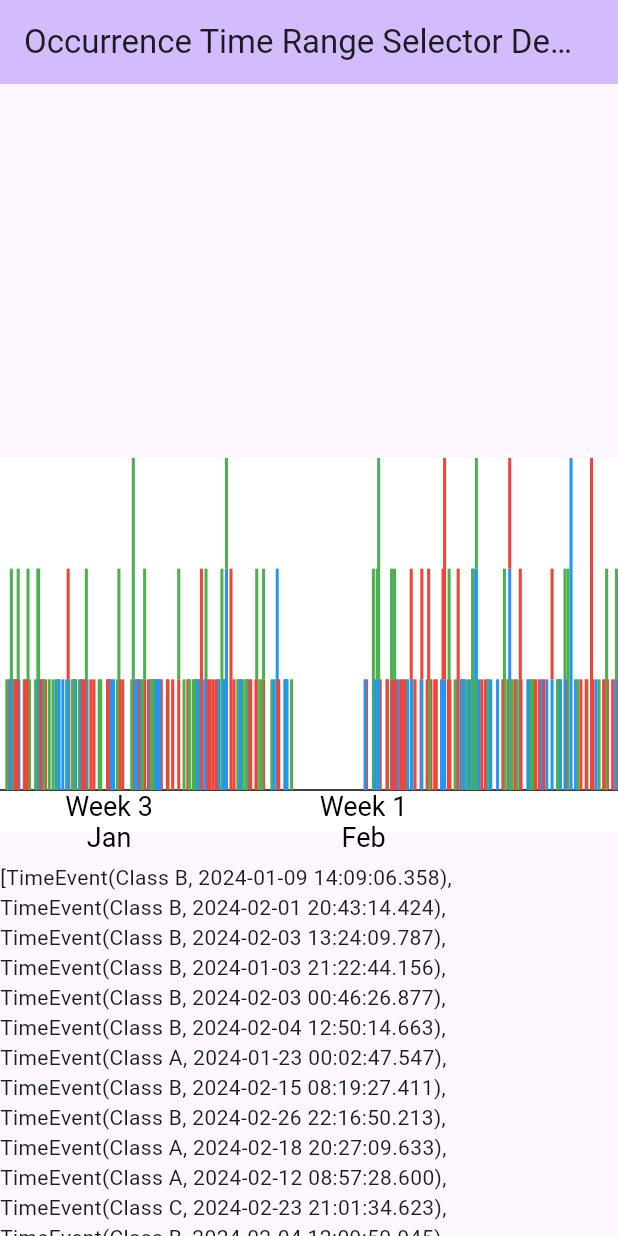
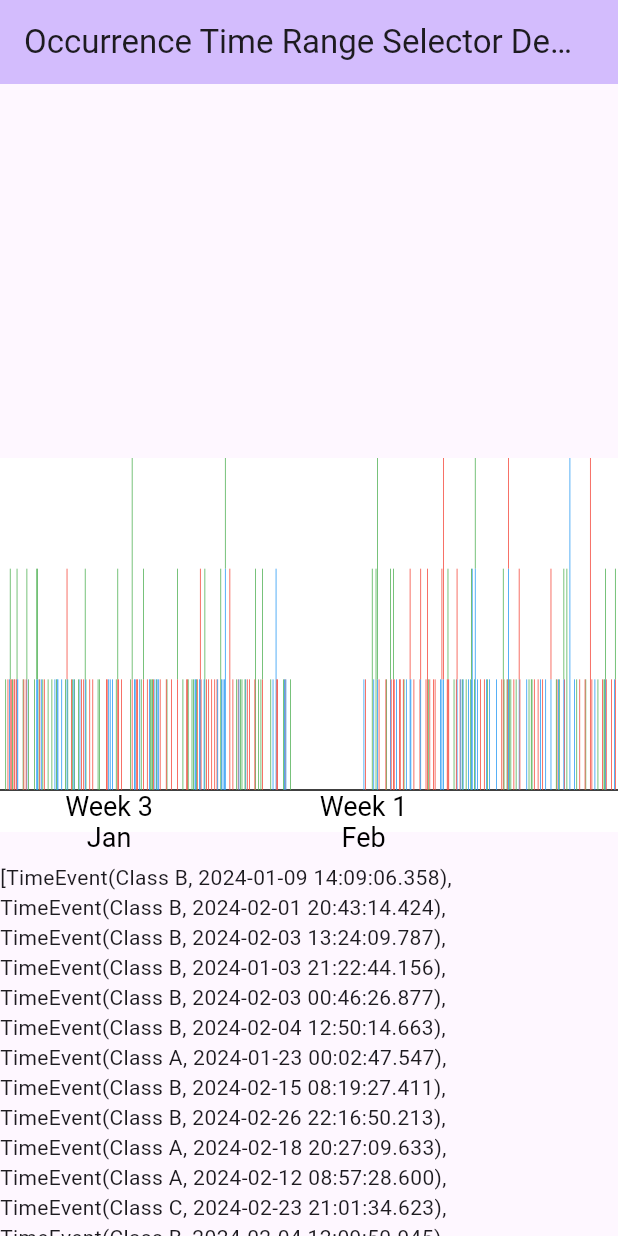
Before and after one commit to odd-io/flutter_occurrence_time_range_selector, a Flutter app: the screen it shows after launch, on a phone screen of 412 x 824 dp. Run offline on Flutter 3.47's test engine with Material 3 defaults, Android fonts, the phone set to English and light mode, and no system bars; our stand-ins replace equatable.

```diff
--- a/lib/src/time_range_selector.dart
+++ b/lib/src/time_range_selector.dart
@@ -3,6 +3,7 @@ import 'package:flutter/material.dart';
 import 'package:intl/intl.dart' as intl;
 import 'dart:math' as math;
 
+import 'grouped_event.dart';
 import 'label_info.dart';
 import 'tag_style.dart';
 import 'time_event.dart';
@@ -34,11 +35,13 @@ class TimeRangeSelector extends StatefulWidget {
 }
 
 class TimeRangeSelectorState extends State<TimeRangeSelector> {
+  late DateTime _currentEndDate;
+  Duration _currentGroupingInterval = Duration.zero;
   late DateTime _currentStartDate;
-  late DateTime _currentEndDate;
-  late double _zoomFactor; // minutes per pixel
+  Map<DateTime, List<GroupedEvent>> _groupedEvents = {};
   final List<LabelInfo> _visibleLabels = [];
   late double _widgetWidth;
+  late double _zoomFactor; // minutes per pixel
 
   @override
   void initState() {
@@ -46,7 +49,7 @@ class TimeRangeSelectorState extends State<TimeRangeSelector> {
     _currentStartDate = widget.startDate;
     _currentEndDate = widget.endDate;
     _zoomFactor = _calculateInitialZoomFactor();
-    _generateLabels();
+    _updateGroupedEvents();
   }
 
   double _calculateInitialZoomFactor() {
@@ -93,20 +96,6 @@ class TimeRangeSelectorState extends State<TimeRangeSelector> {
             interval.inMilliseconds);
   }
 
-  Duration _getLabelInterval() {
-    if (_zoomFactor < 60) {
-      return Duration(hours: math.max(1, (_zoomFactor / 15).ceil()));
-    } else if (_zoomFactor < 1440) {
-      return Duration(days: math.max(1, (_zoomFactor / 360).ceil()));
-    } else if (_zoomFactor < 10080) {
-      return Duration(days: 7 * math.max(1, (_zoomFactor / 2520).ceil()));
-    } else if (_zoomFactor < 43200) {
-      return Duration(days: 30 * math.max(1, (_zoomFactor / 10800).ceil()));
-    } else {
-      return Duration(days: 365 * math.max(1, (_zoomFactor / 129600).ceil()));
-    }
-  }
-
   String _formatLabel(DateTime date) {
     final interval = _calculateDynamicLabelInterval();
     if (interval.inMinutes < 60) {
@@ -124,6 +113,56 @@ class TimeRangeSelectorState extends State<TimeRangeSelector> {
     }
   }
 
+  void _updateGroupedEvents() {
+    final newGroupingInterval = _calculateGroupingInterval();
+    if (newGroupingInterval != _currentGroupingInterval) {
+      _currentGroupingInterval = newGroupingInterval;
+      _groupedEvents =
+          _groupEventsByInterval(widget.events, _currentGroupingInterval);
+    }
+  }
+
+  Duration _calculateGroupingInterval() {
+    if (_zoomFactor < 1) return const Duration(minutes: 1);
+    if (_zoomFactor < 5) return const Duration(minutes: 5);
+    if (_zoomFactor < 15) return const Duration(minutes: 15);
+    if (_zoomFactor < 30) return const Duration(minutes: 30);
+    if (_zoomFactor < 60) return const Duration(hours: 1);
+    if (_zoomFactor < 120) return const Duration(hours: 2);
+    if (_zoomFactor < 360) return const Duration(hours: 6);
+    if (_zoomFactor < 720) return const Duration(hours: 12);
+    if (_zoomFactor < 1440) return const Duration(days: 1);
+    if (_zoomFactor < 10080) return const Duration(days: 7);
+    if (_zoomFactor < 43200) return const Duration(days: 30);
+    if (_zoomFactor < 129600) return const Duration(days: 90);
+    if (_zoomFactor < 259200) return const Duration(days: 180);
+    return const Duration(days: 365);
+  }
+
+  Map<DateTime, List<GroupedEvent>> _groupEventsByInterval(
+      List<TimeEvent> events, Duration interval) {
+    final groupedEvents = <DateTime, List<GroupedEvent>>{};
+
+    for (var event in events) {
+      final groupKey = DateTime.fromMillisecondsSinceEpoch(
+          (event.dateTime.millisecondsSinceEpoch ~/ interval.inMilliseconds) *
+              interval.inMilliseconds);
+
+      groupedEvents.putIfAbsent(groupKey, () => []);
+
+      final existingEvent = groupedEvents[groupKey]!
+          .firstWhere((e) => e.tag == event.tag, orElse: () {
+        final newEvent = GroupedEvent(tag: event.tag, value: 0);
+        groupedEvents[groupKey]!.add(newEvent);
+        return newEvent;
+      });
+
+      existingEvent.value++;
+    }
+
+    return groupedEvents;
+  }
+
   void _handleZoom(PointerSignalEvent event) {
     if (event is PointerScrollEvent) {
       setState(() {
@@ -138,6 +177,7 @@ class TimeRangeSelectorState extends State<TimeRangeSelector> {
         _currentStartDate = middlePoint.subtract(newHalfRange);
         _currentEndDate = middlePoint.add(newHalfRange);
 
+        _updateGroupedEvents();
         _generateLabels();
       });
       widget.onRangeChanged?.call(_currentStartDate, _currentEndDate);
@@ -153,6 +193,16 @@ class TimeRangeSelectorState extends State<TimeRangeSelector> {
       _generateLabels();
     });
     widget.onRangeChanged?.call(_currentStartDate, _currentEndDate);
+  }
+
+  Map<DateTime, List<GroupedEvent>> _getRelevantGroups() {
+    Map<DateTime, List<GroupedEvent>> selectedEvents = {};
+    for (var key in _groupedEvents.keys) {
+      if (key.isAfter(_currentStartDate) && key.isBefore(_currentEndDate)) {
+        selectedEvents[key] = _groupedEvents[key]!;
+      }
+    }
+    return selectedEvents;
   }
 
   @override
@@ -172,12 +222,12 @@ class TimeRangeSelectorState extends State<TimeRangeSelector> {
                 painter: TimelinePainter(
                   startDate: _currentStartDate,
                   endDate: _currentEndDate,
-                  events: widget.events,
+                  groupedEvents: _getRelevantGroups(),
                   tagStyles: widget.tagStyles,
                   zoomFactor: _zoomFactor,
                   style: widget.style,
                   visibleLabels: _visibleLabels,
-                  getLabelInterval: _getLabelInterval,
+                  getLabelInterval: _calculateGroupingInterval,
                 ),
               ),
             ),
--- a/lib/src/timeline_painter.dart
+++ b/lib/src/timeline_painter.dart
@@ -4,14 +4,13 @@ import 'dart:math' as math;
 import 'grouped_event.dart';
 import 'label_info.dart';
 import 'tag_style.dart';
-import 'time_event.dart';
 import 'timeline_style.dart';
 
 class TimelinePainter extends CustomPainter {
   TimelinePainter({
     required this.startDate,
     required this.endDate,
-    required this.events,
+    required this.groupedEvents,
     required this.tagStyles,
     required this.zoomFactor,
     required this.style,
@@ -20,13 +19,13 @@ class TimelinePainter extends CustomPainter {
   });
 
   final DateTime endDate;
-  final List<TimeEvent> events;
+  final Function() getLabelInterval;
+  final Map<DateTime, List<GroupedEvent>> groupedEvents;
   final DateTime startDate;
   final TimelineStyle style;
   final Map<String, TagStyle> tagStyles;
   final List<LabelInfo> visibleLabels;
   final double zoomFactor;
-  final Function() getLabelInterval;
 
   @override
   void paint(Canvas canvas, Size size) {
@@ -84,7 +83,6 @@ class TimelinePainter extends CustomPainter {
 
   void _drawStackedEventBars(
       Canvas canvas, Size size, double pixelsPerUnit, double labelHeight) {
-    final groupedEvents = _groupEventsByZoomFactor();
     final maxTotalCount = groupedEvents.isNotEmpty
         ? groupedEvents.values
             .map((group) => group.fold(0, (sum, event) => sum + event.value))
@@ -118,48 +116,4 @@ class TimelinePainter extends CustomPainter {
       }
     });
   }
-
-  Map<DateTime, List<GroupedEvent>> _groupEventsByZoomFactor() {
-    final groupedEvents = <DateTime, List<GroupedEvent>>{};
-
-    for (var event in events) {
-      if (event.dateTime.isBefore(startDate) ||
-          event.dateTime.isAfter(endDate)) {
-        continue;
-      }
-
-      final groupKey = _getGroupKeyForDate(event.dateTime);
-      groupedEvents.putIfAbsent(groupKey, () => []);
-
-      final existingEvent = groupedEvents[groupKey]!
-          .firstWhere((e) => e.tag == event.tag, orElse: () {
-        final newEvent = GroupedEvent(tag: event.tag, value: 0);
-        groupedEvents[groupKey]!.add(newEvent);
-        return newEvent;
-      });
-
-      existingEvent.value++;
-    }
-
-    return groupedEvents;
-  }
-
-  DateTime _getGroupKeyForDate(DateTime date) {
-    if (zoomFactor < 60) {
-      // Less than an hour per pixel
-      return DateTime(date.year, date.month, date.day, date.hour);
-    } else if (zoomFactor < 1440) {
-      // Less than a day per pixel
-      return DateTime(date.year, date.month, date.day);
-    } else if (zoomFactor < 10080) {
-      // Less than a week per pixel
-      final startOfWeek = date.subtract(Duration(days: date.weekday - 1));
-      return DateTime(startOfWeek.year, startOfWeek.month, startOfWeek.day);
-    } else if (zoomFactor < 43200) {
-      // Less than a month per pixel
-      return DateTime(date.year, date.month);
-    } else {
-      return DateTime(date.year);
-    }
-  }
 }
```
